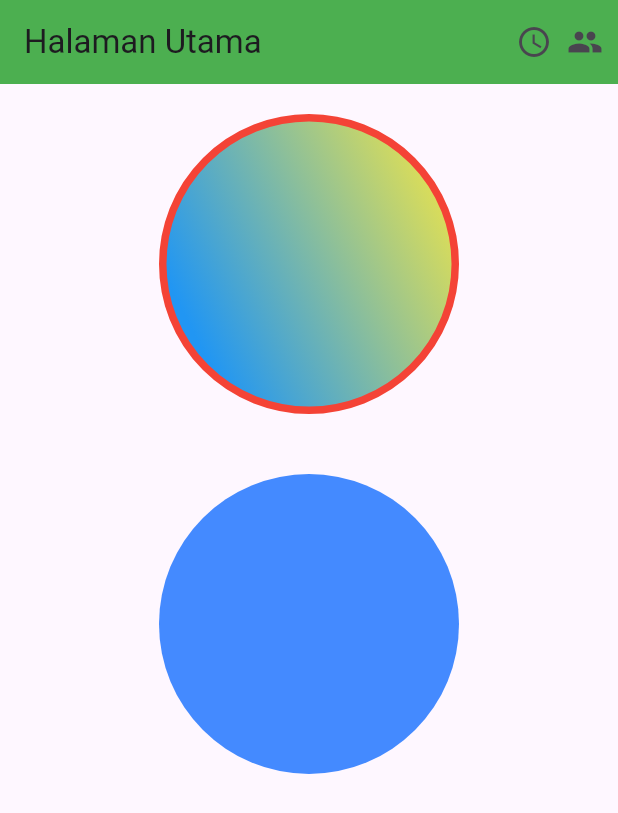
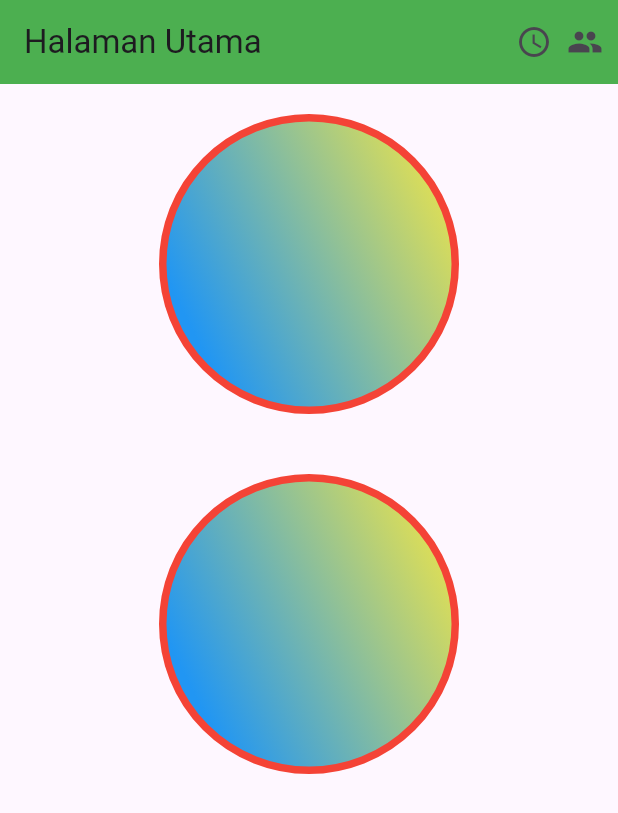
Before and after one commit to AbdulReyza/tugas_week_5_1123150072, a Flutter app: the screen it shows after launch, on a phone screen of 412 x 824 dp. Shown: the top 813 px of the screen. Run offline on Flutter 3.47's test engine with Material 3 defaults, Android fonts, the phone set to English and light mode, and no system bars.

Commit message:
tambahkan border di luar lingkaran dan linear gradient di container kedua

```diff
--- a/lib/main.dart
+++ b/lib/main.dart
@@ -63,7 +63,19 @@ class Home extends StatelessWidget {
                     margin: EdgeInsets.all(20),
                     decoration: BoxDecoration(
                       color: Colors.blueAccent,
-                      borderRadius: BorderRadius.circular(100)
+                      borderRadius: BorderRadius.circular(100),
+                      gradient: LinearGradient(
+                        begin: Alignment.topRight,
+                        end: Alignment.centerLeft,
+                        colors: [
+                          Colors.yellow,
+                          Colors.blue
+                        ]
+                      ),
+                    border: Border.all(
+                        color: Colors.red,
+                        width: 5,
+                      )
                     ),
                   ),
                 ],
```
